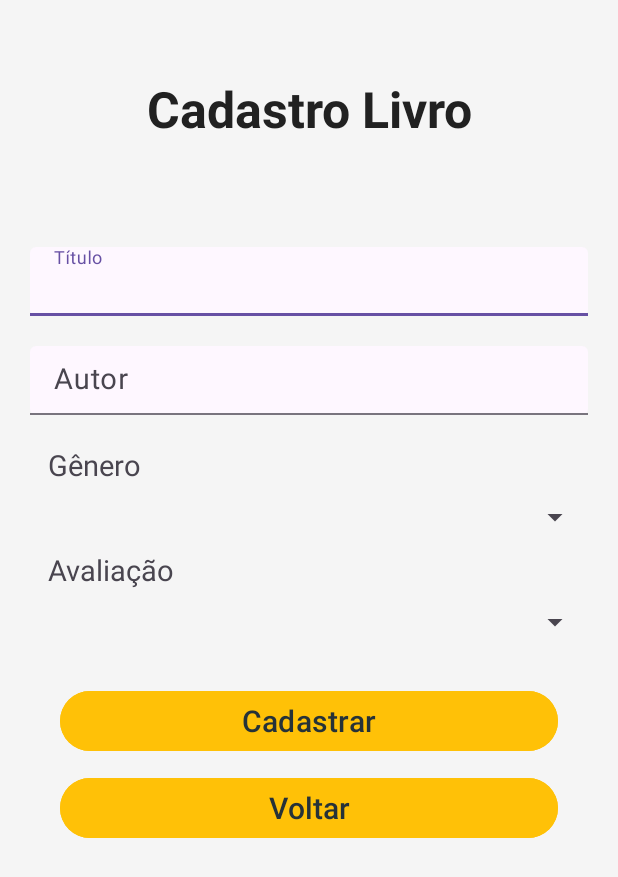
After one commit to LeandroCs-source/TrabalhoFinalMobile, an Android app: the CadastroLivroActivity screen opened directly, with no data from a screen before it, on a phone screen of 412 x 824 dp. The commit adds this screen. Shown: the top 877 px of the screen. Run offline under Robolectric (Android 15) with nearby library versions, the phone set to English and light mode, and no system bars; Roboto replaces fonts that are not available here.

Commit message:
Versão 2 - trabalho desenvolvimento mobile

```diff
--- a/app/src/main/AndroidManifest.xml
+++ b/app/src/main/AndroidManifest.xml
@@ -13,6 +13,9 @@
         android:theme="@style/Theme.TrabalhoFinalMobile"
         tools:targetApi="31">
         <activity
+            android:name=".main.CadastroLivroActivity"
+            android:exported="false" />
+        <activity
             android:name=".main.CadastroUsuarioActivity"
             android:exported="false" />
         <activity
@@ -26,7 +29,7 @@
         </activity>
         <activity
             android:name=".main.MainActivity"
-            android:exported="false"></activity>
+            android:exported="false" />
 
         <meta-data
             android:name="preloaded_fonts"
--- /dev/null
+++ b/app/src/main/java/com/example/trabalhofinalmobile/main/CadastroLivroActivity.kt
@@ -0,0 +1,21 @@
+package com.example.trabalhofinalmobile.main
+
+import android.os.Bundle
+import androidx.activity.enableEdgeToEdge
+import androidx.appcompat.app.AppCompatActivity
+import androidx.core.view.ViewCompat
+import androidx.core.view.WindowInsetsCompat
+import com.example.trabalhofinalmobile.R
+
+class CadastroLivroActivity : AppCompatActivity() {
+    override fun onCreate(savedInstanceState: Bundle?) {
+        super.onCreate(savedInstanceState)
+        enableEdgeToEdge()
+        setContentView(R.layout.activity_cadastro_livro)
+        ViewCompat.setOnApplyWindowInsetsListener(findViewById(R.id.main)) { v, insets ->
+            val systemBars = insets.getInsets(WindowInsetsCompat.Type.systemBars())
+            v.setPadding(systemBars.left, systemBars.top, systemBars.right, systemBars.bottom)
+            insets
+        }
+    }
+}
--- /dev/null
+++ b/app/src/main/res/layout/activity_cadastro_livro.xml
@@ -0,0 +1,125 @@
+<?xml version="1.0" encoding="utf-8"?>
+<LinearLayout xmlns:android="http://schemas.android.com/apk/res/android"
+    xmlns:app="http://schemas.android.com/apk/res-auto"
+    xmlns:tools="http://schemas.android.com/tools"
+    android:id="@+id/main"
+    android:layout_width="match_parent"
+    android:layout_height="match_parent"
+    android:orientation="vertical"
+    android:background="#F5F5F5"
+    app:layoutDescription="@xml/activity_cadastro_livro_scene"
+    tools:context=".main.CadastroLivroActivity">
+
+    <TextView
+        android:id="@+id/textView4"
+        android:layout_width="match_parent"
+        android:layout_height="wrap_content"
+        android:layout_marginTop="50dp"
+        android:gravity="center"
+        android:text="Cadastro Livro"
+        android:textSize="33dp"
+        android:textStyle="bold"
+        android:textColor="#212121"/>
+
+    <com.google.android.material.textfield.TextInputLayout
+        android:id="@+id/layoutEmail"
+        android:layout_width="match_parent"
+        android:layout_height="wrap_content"
+        android:layout_marginLeft="10dp"
+        android:layout_marginTop="60dp"
+        android:layout_marginRight="10dp"
+        android:padding="10dp"
+        app:boxBackgroundMode="filled">
+
+        <com.google.android.material.textfield.TextInputEditText
+            android:id="@+id/inputCadastroTitulo"
+            android:layout_width="match_parent"
+            android:layout_height="wrap_content"
+            android:hint="Título"
+            android:padding="10dp"
+            android:textSize="19dp"/>
+
+    </com.google.android.material.textfield.TextInputLayout>
+
+    <com.google.android.material.textfield.TextInputLayout
+        android:id="@+id/layoutSenha"
+        android:layout_width="match_parent"
+        android:layout_height="wrap_content"
+        android:layout_marginLeft="10dp"
+        android:layout_marginRight="10dp"
+        android:padding="10dp"
+        app:boxBackgroundMode="filled">
+
+        <com.google.android.material.textfield.TextInputEditText
+            android:id="@+id/inputCadastroAutor"
+            android:layout_width="match_parent"
+            android:layout_height="wrap_content"
+            android:hint="Autor"
+            android:inputType="text"
+            android:padding="10dp"
+            android:textSize="19dp"/>
+
+    </com.google.android.material.textfield.TextInputLayout>
+
+    <TextView
+            android:id="@+id/textView3"
+            android:layout_width="match_parent"
+            android:layout_height="wrap_content"
+            android:layout_marginHorizontal="20dp"
+            android:layout_marginTop="10dp"
+            android:text="Gênero"
+            android:textSize="19dp"
+            android:paddingStart="12dp"/>
+
+        <Spinner
+            android:id="@+id/spinnerCadastroGenero"
+            android:layout_width="match_parent"
+            android:layout_height="wrap_content"
+            android:layout_marginHorizontal="18dp"
+            android:layout_marginTop="10dp"
+            android:paddingStart="12dp"/>
+
+        <TextView
+            android:id="@+id/textView5"
+            android:layout_width="match_parent"
+            android:layout_height="wrap_content"
+            android:layout_marginHorizontal="20dp"
+            android:layout_marginTop="10dp"
+            android:text="Avaliação"
+            android:textSize="19dp"
+            android:paddingStart="12dp"/>
+
+        <Spinner
+            android:id="@+id/spinnerCadastroAvalicacao"
+            android:layout_width="match_parent"
+            android:layout_height="wrap_content"
+            android:layout_marginHorizontal="18dp"
+            android:layout_marginTop="10dp"
+            android:paddingStart="12dp"/>
+
+    <Button
+        android:id="@+id/btnCadastrarLivro"
+        android:layout_width="match_parent"
+        android:layout_height="wrap_content"
+        android:layout_marginLeft="40dp"
+        android:layout_marginTop="30dp"
+        android:layout_marginRight="40dp"
+        android:backgroundTint="#FFC107"
+        android:text="Cadastrar"
+        android:textColor="#263238"
+        android:textSize="20dp" />
+
+    <Button
+        android:id="@+id/btnVoltarLivro"
+        android:layout_width="match_parent"
+        android:layout_height="wrap_content"
+        android:layout_marginLeft="40dp"
+        android:layout_marginTop="10dp"
+        android:layout_marginRight="40dp"
+        android:backgroundTint="#FFC107"
+        android:text="Voltar"
+        android:textColor="#263238"
+        android:textSize="20dp" />
+
+
+</LinearLayout>
--- a/app/src/main/res/layout/activity_cadastro_usuario.xml
+++ b/app/src/main/res/layout/activity_cadastro_usuario.xml
@@ -60,7 +60,7 @@
     </com.google.android.material.textfield.TextInputLayout>
 
     <Button
-        android:id="@+id/button2"
+        android:id="@+id/btnCadastrarUsuario"
         android:layout_width="match_parent"
         android:layout_height="wrap_content"
         android:layout_marginLeft="40dp"
--- /dev/null
+++ b/app/src/main/res/xml/activity_cadastro_livro_scene.xml
@@ -0,0 +1,19 @@
+<?xml version="1.0" encoding="utf-8"?>
+<MotionScene
+    xmlns:android="http://schemas.android.com/apk/res/android"
+    xmlns:motion="http://schemas.android.com/apk/res-auto">
+
+    <Transition
+        motion:constraintSetEnd="@+id/end"
+        motion:constraintSetStart="@id/start"
+        motion:duration="1000">
+       <KeyFrameSet>
+       </KeyFrameSet>
+    </Transition>
+
+    <ConstraintSet android:id="@+id/start">
+    </ConstraintSet>
+
+    <ConstraintSet android:id="@+id/end">
+    </ConstraintSet>
+</MotionScene>
```
